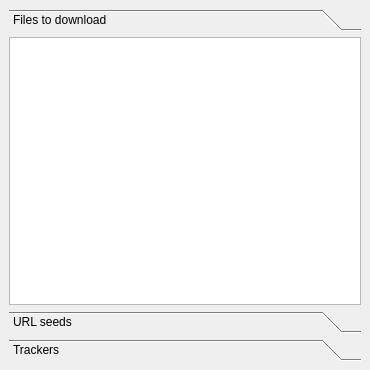
LubosD/fatrat, file engines/TorrentOptsWidget.ui: the form before one commit.
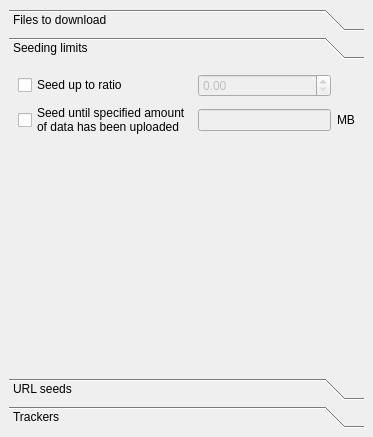
The form after the commit. The open tabs and pages were chosen to show the change.

Commit message: Added seed limits Added app parameter --hidden

What changed in the file:
```diff
--- a/engines/TorrentOptsWidget.ui
+++ b/engines/TorrentOptsWidget.ui
@@ -5,8 +5,8 @@
    <rect>
     <x>0</x>
     <y>0</y>
-    <width>370</width>
-    <height>370</height>
+    <width>373</width>
+    <height>437</height>
    </rect>
   </property>
   <layout class="QGridLayout" >
@@ -53,8 +53,8 @@
            <rect>
             <x>0</x>
             <y>0</y>
-            <width>352</width>
-            <height>262</height>
+            <width>337</width>
+            <height>281</height>
            </rect>
           </property>
           <attribute name="label" >
@@ -82,6 +82,62 @@
            </item>
           </layout>
          </widget>
+         <widget class="QWidget" name="page_6" >
+          <attribute name="label" >
+           <string>Seeding limits</string>
+          </attribute>
+          <layout class="QGridLayout" >
+           <item row="0" column="0" >
+            <widget class="QCheckBox" name="checkSeedRatio" >
+             <property name="text" >
+              <string>Seed up to ratio</string>
+             </property>
+            </widget>
+           </item>
+           <item row="0" column="1" >
+            <widget class="QDoubleSpinBox" name="doubleSeed" >
+             <property name="enabled" >
+              <bool>false</bool>
+             </property>
+            </widget>
+           </item>
+           <item row="1" column="0" >
+            <widget class="QCheckBox" name="checkSeedUpload" >
+             <property name="text" >
+              <string>Seed until specified amount
+of data has been uploaded</string>
+             </property>
+            </widget>
+           </item>
+           <item row="1" column="1" >
+            <widget class="QLineEdit" name="lineSeed" >
+             <property name="enabled" >
+              <bool>false</bool>
+             </property>
+            </widget>
+           </item>
+           <item row="1" column="2" >
+            <widget class="QLabel" name="label_2" >
+             <property name="text" >
+              <string>MB</string>
+             </property>
+            </widget>
+           </item>
+           <item row="2" column="0" >
+            <spacer>
+             <property name="orientation" >
+              <enum>Qt::Vertical</enum>
+             </property>
+             <property name="sizeHint" >
+              <size>
+               <width>20</width>
+               <height>81</height>
+              </size>
+             </property>
+            </spacer>
+           </item>
+          </layout>
+         </widget>
          <widget class="QWidget" name="page_4" >
           <property name="geometry" >
            <rect>
```
Left out of the diff: 41 changed lines with no effect on the pictures. The commit also changes 13 other files.
